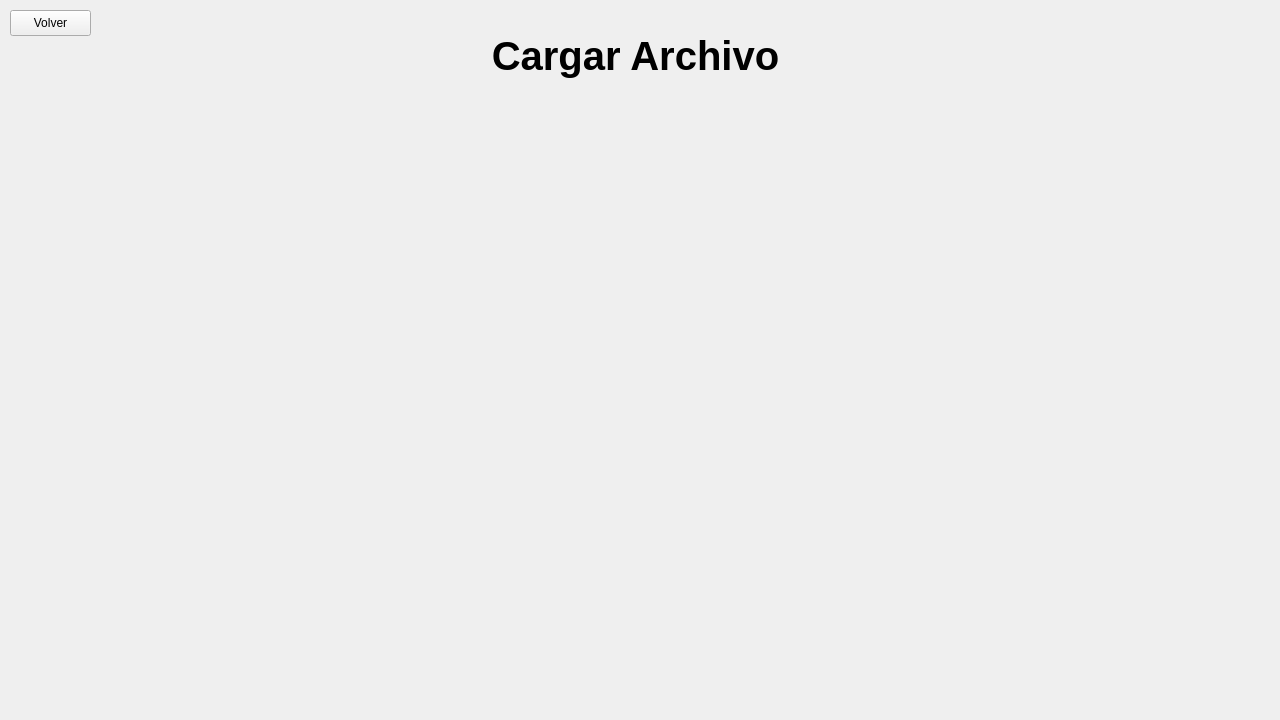
Before: the Qt Designer form Ventanas/loadFilePanel.ui in PepeObot/HammingCode, drawn with Qt 5.
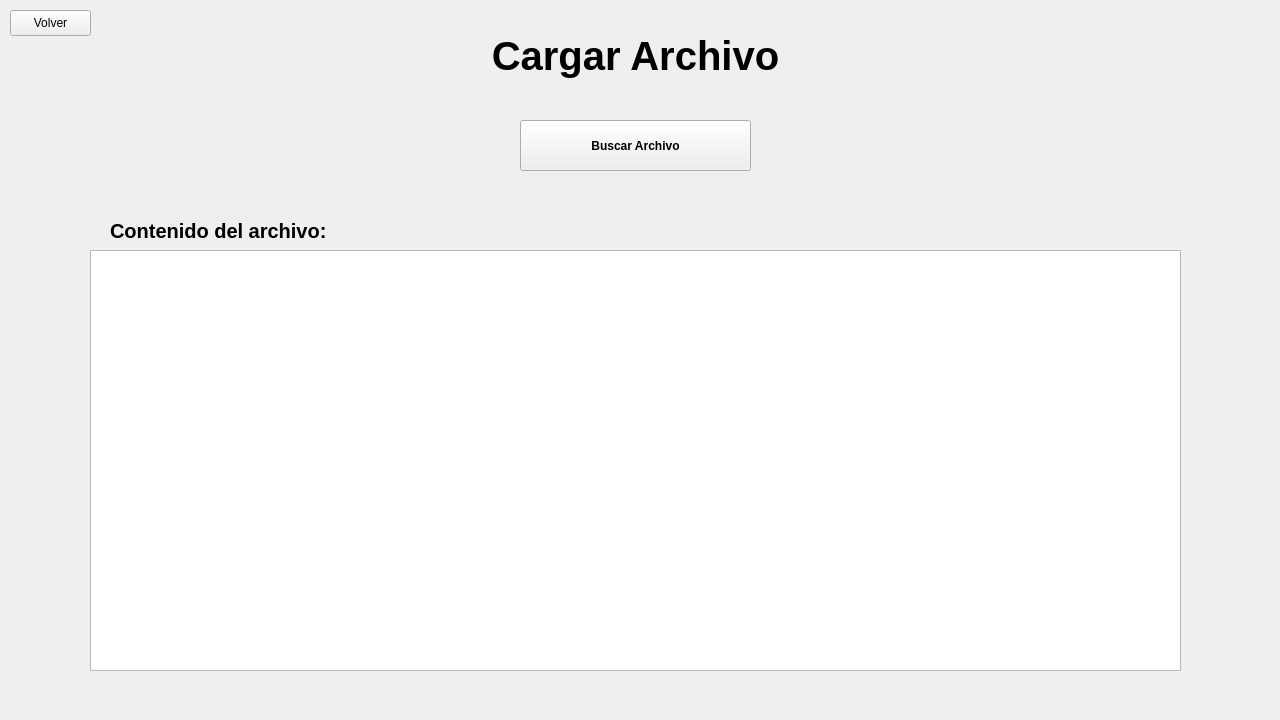
After: the same form once the commit is applied.

Commit message: Creacion del panel "cargar archivo" y del "proteger archivo" (falta agregar la parte de hamming)

The edit to the form file:
```diff
--- a/Ventanas/loadFilePanel.ui
+++ b/Ventanas/loadFilePanel.ui
@@ -54,6 +54,53 @@
     <bool>false</bool>
    </property>
   </widget>
+  <widget class="QPushButton" name="buscarFile_btn">
+   <property name="geometry">
+    <rect>
+     <x>520</x>
+     <y>120</y>
+     <width>231</width>
+     <height>51</height>
+    </rect>
+   </property>
+   <property name="font">
+    <font>
+     <bold>true</bold>
+    </font>
+   </property>
+   <property name="text">
+    <string>Buscar Archivo</string>
+   </property>
+  </widget>
+  <widget class="QTextEdit" name="showFile">
+   <property name="geometry">
+    <rect>
+     <x>90</x>
+     <y>250</y>
+     <width>1091</width>
+     <height>421</height>
+    </rect>
+   </property>
+  </widget>
+  <widget class="QLabel" name="label">
+   <property name="geometry">
+    <rect>
+     <x>110</x>
+     <y>210</y>
+     <width>241</width>
+     <height>41</height>
+    </rect>
+   </property>
+   <property name="font">
+    <font>
+     <pointsize>15</pointsize>
+     <bold>true</bold>
+    </font>
+   </property>
+   <property name="text">
+    <string>Contenido del archivo:</string>
+   </property>
+  </widget>
  </widget>
  <resources/>
  <connections/>
```
The commit also changes 7 other files.
